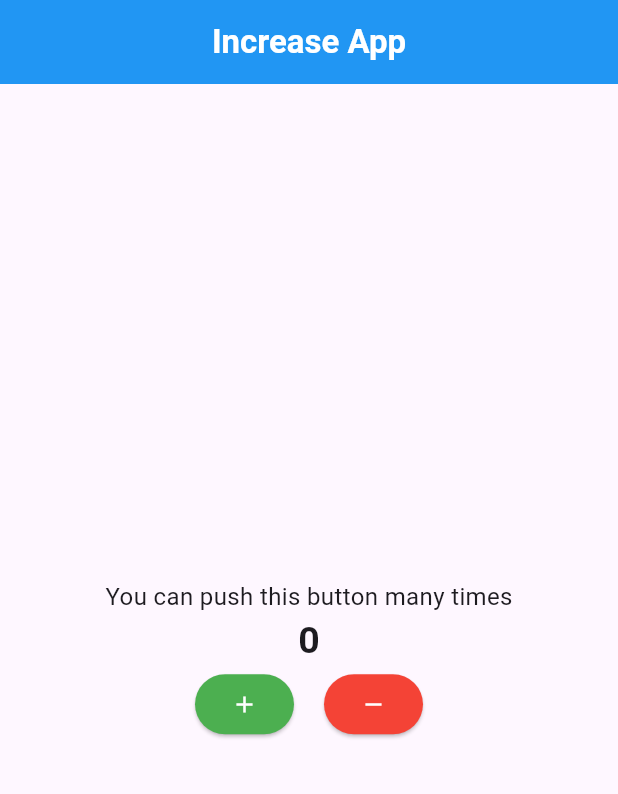
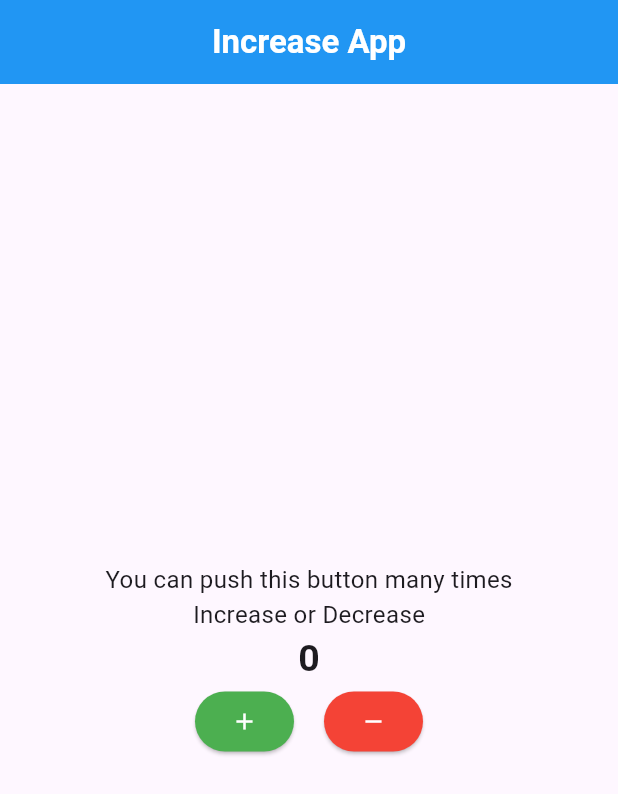
Before and after one commit to ChakavalTR/Increase-App, a Flutter app: the screen it shows after launch, on a phone screen of 412 x 824 dp. Shown: the top 794 px of the screen. Run offline on Flutter 3.47's test engine with Material 3 defaults, Android fonts, the phone set to English and light mode, and no system bars.

Commit message:
more text

```diff
--- a/lib/home_view.dart
+++ b/lib/home_view.dart
@@ -24,9 +24,14 @@ class _HomeViewState extends State<HomeView> {
         child: Column(
           mainAxisAlignment: MainAxisAlignment.center,
           children: [
-            Text(
-              'You can push this button many times',
-              style: TextStyle(fontSize: 16),
+            Column(
+              children: [
+                Text(
+                  'You can push this button many times',
+                  style: TextStyle(fontSize: 16),
+                ),
+                Text('Increase or Decrease', style: TextStyle(fontSize: 16)),
+              ],
             ),
             Text(
               "${_counter}",
```
